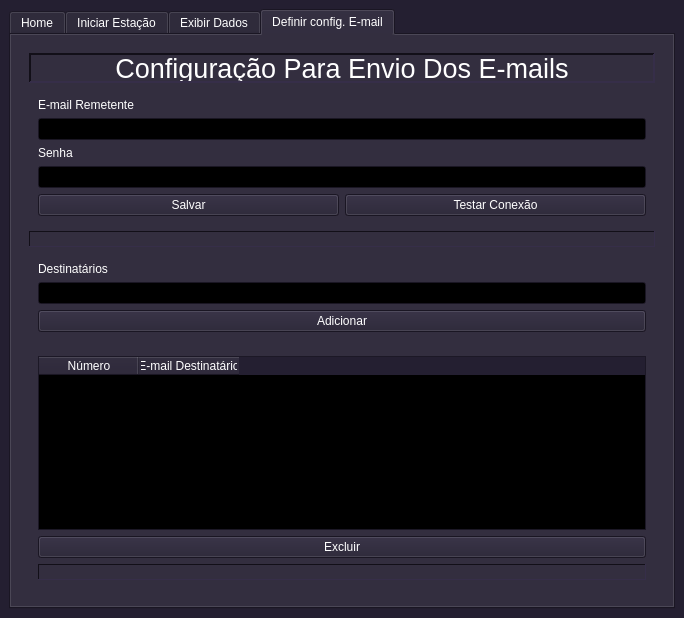
Fat83dotcom/Interface_Estacao, file interface.ui: the form before one commit.
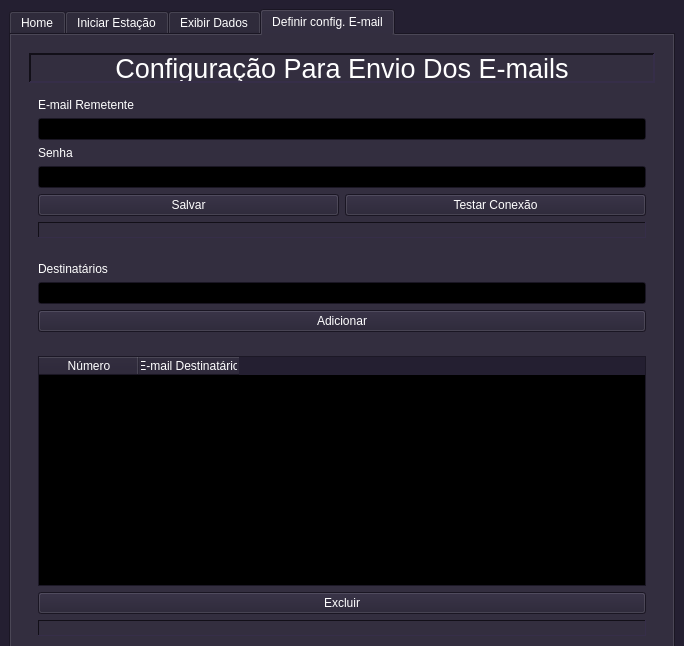
The form after the commit. The open tabs and pages were chosen to show the change. Icons and pictures are not drawn.

Commit message: Adição de um botão para testar a conexão - Adição de um label para o status do remetente e senha

```diff
--- a/interface.ui
+++ b/interface.ui
@@ -7,7 +7,7 @@
     <x>0</x>
     <y>0</y>
     <width>684</width>
-    <height>618</height>
+    <height>646</height>
    </rect>
   </property>
   <property name="palette">
@@ -456,9 +456,15 @@
    <string>Estação Metereologica Fat83DotCom</string>
   </property>
   <widget class="QWidget" name="centralwidget">
-   <layout class="QHBoxLayout" name="horizontalLayout_3">
-    <item>
      <widget class="QTabWidget" name="tabWidget">
+    <property name="geometry">
+     <rect>
+      <x>9</x>
+      <y>9</y>
+      <width>666</width>
+      <height>656</height>
+     </rect>
+    </property>
       <property name="tabShape">
        <enum>QTabWidget::Rounded</enum>
       </property>
@@ -1438,7 +1444,7 @@
               <item row="1" column="0" colspan="2">
                <widget class="QLineEdit" name="emailUsuario"/>
               </item>
-              <item row="2" column="0">
+            <item row="2" column="0" colspan="2">
                <widget class="QLabel" name="label_23">
                 <property name="text">
                  <string>Senha</string>
@@ -1462,10 +1468,7 @@
                 </property>
                </widget>
               </item>
-             </layout>
-            </widget>
-           </item>
-           <item>
+            <item row="5" column="0" colspan="2">
             <widget class="QLabel" name="statusRemetenteSenha">
              <property name="frameShape">
               <enum>QFrame::Panel</enum>
@@ -1481,6 +1484,9 @@
              </property>
             </widget>
            </item>
+           </layout>
+          </widget>
+         </item>
            <item>
             <widget class="QFrame" name="frame_34">
              <property name="frameShape">
@@ -1565,8 +1571,6 @@
        </layout>
       </widget>
      </widget>
-    </item>
-   </layout>
   </widget>
  </widget>
  <resources>
```
Lines whose indentation alone changed are shown as unchanged. The commit also changes 1 other file.
